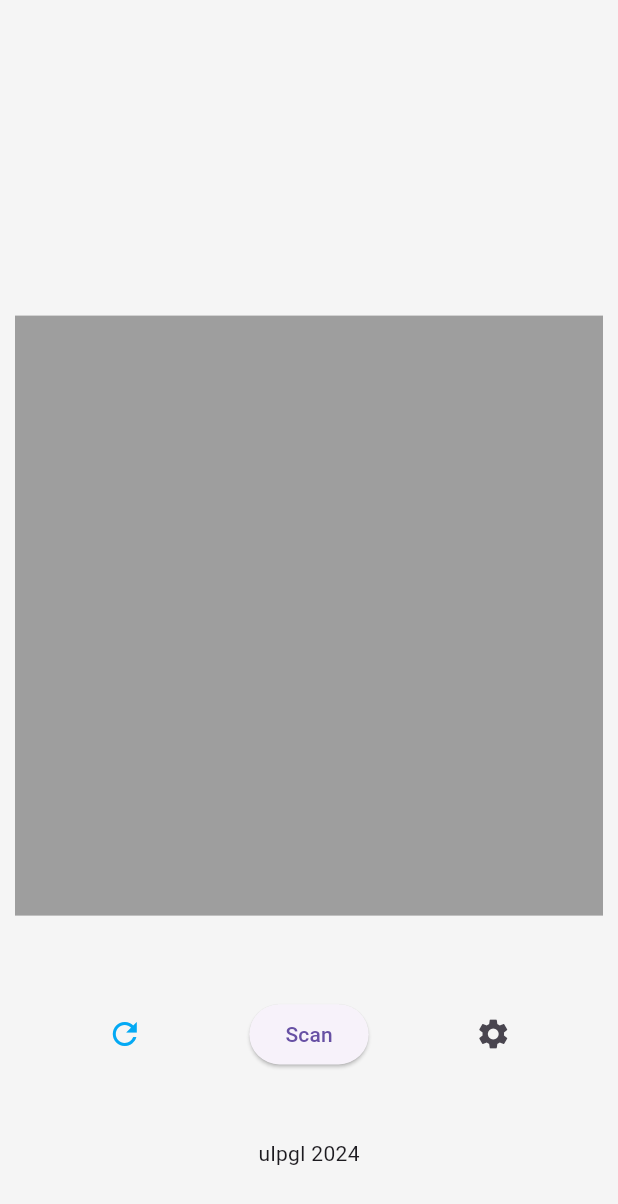
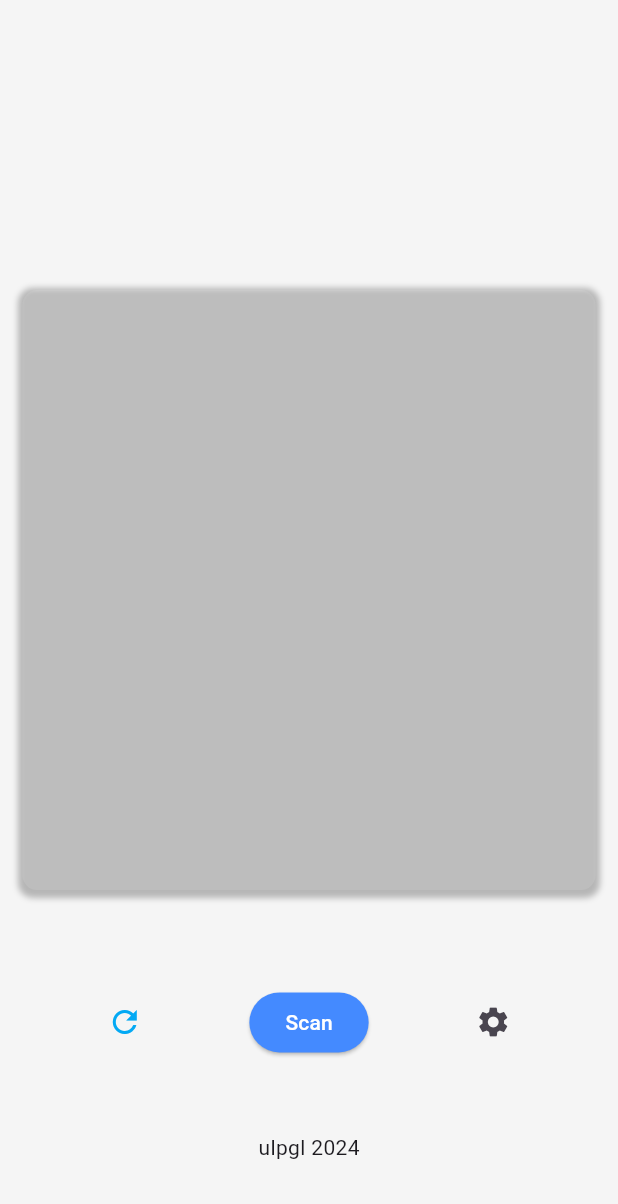
Before and after one commit to AHADI5/controll_qr_code_app, a Flutter app: the screen it shows after launch, on a phone screen of 412 x 824 dp. Shown: the top 1204 px of the screen. Run offline on Flutter 3.47's test engine with Material 3 defaults, Android fonts, the phone set to English and light mode, and no system bars.

```diff
--- a/lib/widgets/Home.dart
+++ b/lib/widgets/Home.dart
@@ -1,5 +1,6 @@
 import 'package:flutter/cupertino.dart';
 import 'package:flutter/material.dart';
+import 'package:v1/widgets/Settings.dart';
 
 class Home extends StatelessWidget {
   const Home({super.key});
@@ -9,19 +10,33 @@ class Home extends StatelessWidget {
     return Scaffold(
       body: Center(
           child: Column(
-mainAxisAlignment: MainAxisAlignment.spaceEvenly,
+            mainAxisAlignment: MainAxisAlignment.spaceEvenly,
             children: [
-              const SizedBox(height: 110),
+
+              const SizedBox(height: 80),
               Container(
-                margin: const EdgeInsets.all(10),
+                decoration: BoxDecoration(
+                    color: Colors.white10,
+                  borderRadius: BorderRadius.circular(10),
+                  boxShadow: const [
+                    BoxShadow(
+                    color: Colors.black26,
+                    spreadRadius: 3,
+                    blurRadius: 3,
+                    offset: Offset(0, 2),
+
+                  )]
+                ),
+                margin: const EdgeInsets.all(15),
                 width: 400,
                 height: 400,
-                color: Colors.grey,
+
 
               ),
               //here will be the scanner
               //TODO THE SCANNER CONTAINER
-              //TODO ACTION BUTTONS
+
+              //action buttons
               Row(
                 mainAxisAlignment: MainAxisAlignment.spaceEvenly,
                 children: [
@@ -30,11 +45,22 @@ mainAxisAlignment: MainAxisAlignment.spaceEvenly,
                       icon: const Icon(Icons.refresh , color: Colors.lightBlue,)
                   ) ,
                   ElevatedButton(
+                      onPressed: () {
 
-                      onPressed: () =>{},
-                      child:const Text("Scan") ),
+                      },
+                    style: ButtonStyle(
+                      backgroundColor: MaterialStateProperty.all(Colors.blueAccent),
+                      foregroundColor: MaterialStateProperty.all(Colors.white),
+
+                    ),
+                      child:const Text("Scan"),
+                  ),
+
                   IconButton(
-                      onPressed: () =>{},
+                      onPressed: (){
+                        //Showing up popup
+                        Settings.showPopup(context);
+                      },
                       icon: const Icon(Icons.settings))
                 ],
               ),
```
Also changed, not shown: lib/widgets/Settings.dart (+67 -0 lines).
